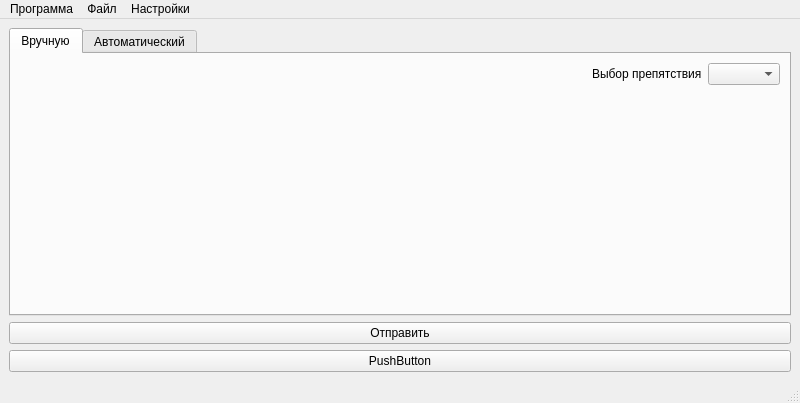
First picture: the form in mainwindow.ui, repository ilya4743/GENERATOR_NAMI, before the edit.
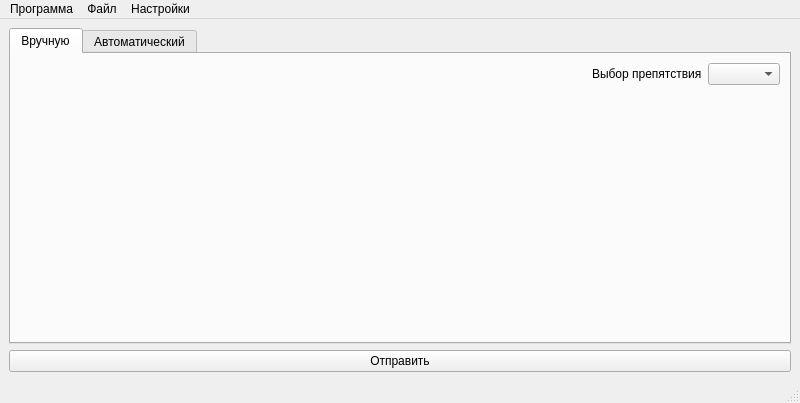
Second picture: the form after the edit. The open tabs and pages were chosen to show the change.

Diff of the .ui file:
```diff
--- a/mainwindow.ui
+++ b/mainwindow.ui
@@ -15,7 +15,7 @@
   </property>
   <widget class="QWidget" name="centralwidget">
    <layout class="QGridLayout" name="gridLayout_2">
-    <item row="0" column="1" colspan="3">
+    <item row="0" column="1" colspan="2">
      <widget class="QTabWidget" name="tabWidget">
       <property name="currentIndex">
        <number>1</number>
@@ -64,20 +64,13 @@
       </widget>
      </widget>
     </item>
-    <item row="1" column="1" rowspan="2" colspan="3">
-     <widget class="QPushButton" name="pushButton">
+    <item row="1" column="1" rowspan="2" colspan="2">
+     <widget class="QPushButton" name="sendDataBtn">
       <property name="text">
        <string>Отправить</string>
       </property>
      </widget>
     </item>
-    <item row="3" column="1" colspan="3">
-     <widget class="QPushButton" name="pushButton_2">
-      <property name="text">
-       <string>PushButton</string>
-      </property>
-     </widget>
-    </item>
    </layout>
   </widget>
   <widget class="QMenuBar" name="menubar">
```
Left out of the diff: 2 changed lines with no effect on the pictures.
